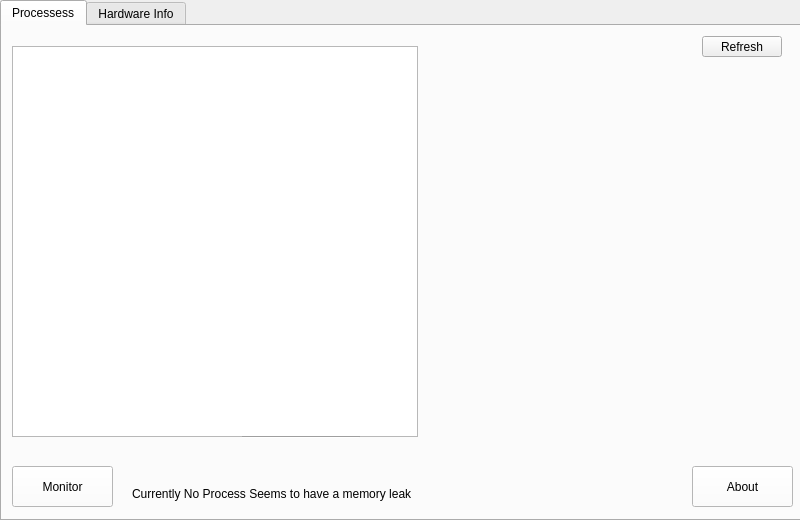
Old version of the form Sysmon/sysmon.ui in the repository moyass/System-Application-Monitor.
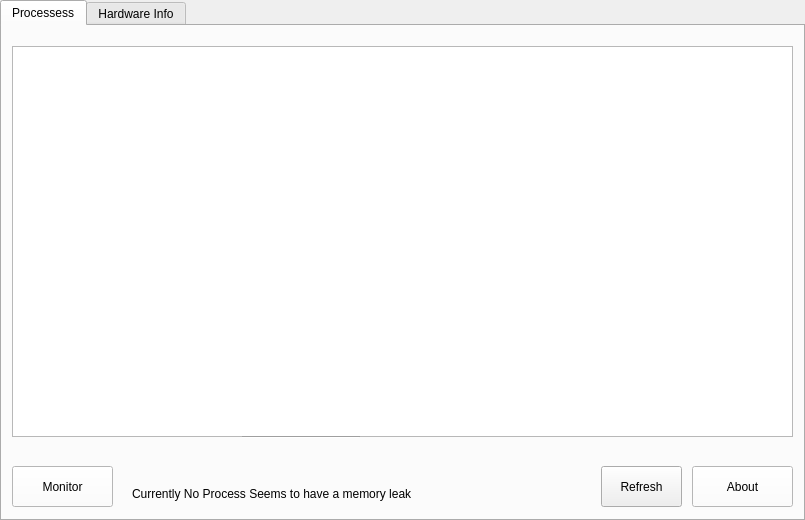
New version of the form. The open tabs and pages were chosen to show the change.

```diff
--- a/Sysmon/sysmon.ui
+++ b/Sysmon/sysmon.ui
@@ -9,7 +9,7 @@
    <rect>
     <x>0</x>
     <y>0</y>
-    <width>800</width>
+    <width>805</width>
     <height>520</height>
    </rect>
   </property>
@@ -27,7 +27,7 @@
   </property>
   <property name="maximumSize">
    <size>
-    <width>800</width>
+    <width>805</width>
     <height>520</height>
    </size>
   </property>
@@ -48,10 +48,22 @@
     <rect>
      <x>0</x>
      <y>0</y>
-     <width>801</width>
+     <width>805</width>
      <height>521</height>
     </rect>
    </property>
+   <property name="sizePolicy">
+    <sizepolicy hsizetype="Fixed" vsizetype="Fixed">
+     <horstretch>0</horstretch>
+     <verstretch>0</verstretch>
+    </sizepolicy>
+   </property>
+   <property name="maximumSize">
+    <size>
+     <width>805</width>
+     <height>521</height>
+    </size>
+   </property>
    <property name="currentIndex">
     <number>1</number>
    </property>
@@ -62,10 +74,10 @@
     <widget class="QPushButton" name="refreshButton">
      <property name="geometry">
       <rect>
-       <x>700</x>
-       <y>10</y>
-       <width>80</width>
-       <height>21</height>
+       <x>599</x>
+       <y>440</y>
+       <width>81</width>
+       <height>41</height>
       </rect>
      </property>
      <property name="text">
@@ -980,7 +992,7 @@
       <rect>
        <x>10</x>
        <y>20</y>
-       <width>406</width>
+       <width>781</width>
        <height>391</height>
       </rect>
      </property>
@@ -998,7 +1010,7 @@
      </property>
      <property name="maximumSize">
       <size>
-       <width>406</width>
+       <width>16777215</width>
        <height>391</height>
       </size>
      </property>
```
Left out of the diff: 2 changed lines with no effect on the pictures.
